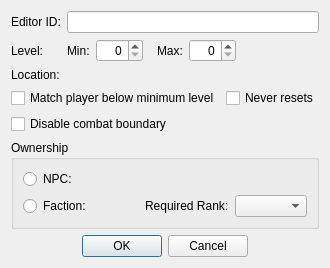
DavidJCobb/DovahKit, file native/src/DovahKit/ui/form_windows/encounter_zone.ui: the form before one commit.
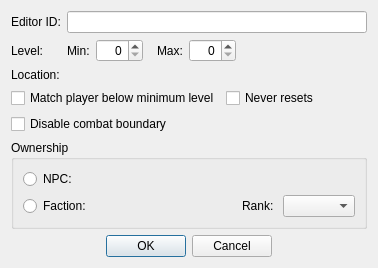
The form after the commit. Custom widgets are drawn as their Qt base class.

Patch:
```diff
--- a/native/src/DovahKit/ui/form_windows/encounter_zone.ui
+++ b/native/src/DovahKit/ui/form_windows/encounter_zone.ui
@@ -2,6 +2,14 @@
 <ui version="4.0">
  <class>FormDialogEncounterZone</class>
  <widget class="QDialog" name="FormDialogEncounterZone">
+  <property name="geometry">
+   <rect>
+    <x>0</x>
+    <y>0</y>
+    <width>378</width>
+    <height>260</height>
+   </rect>
+  </property>
   <property name="windowTitle">
    <string>Encounter Zone</string>
   </property>
@@ -181,7 +189,7 @@
         <item>
          <widget class="QLabel" name="label_6">
           <property name="text">
-           <string>Required Rank:</string>
+           <string>Rank:</string>
           </property>
           <property name="buddy">
            <cstring>ownerFactionRank</cstring>
```
Left out of the diff: 9 changed lines with no effect on the pictures.
